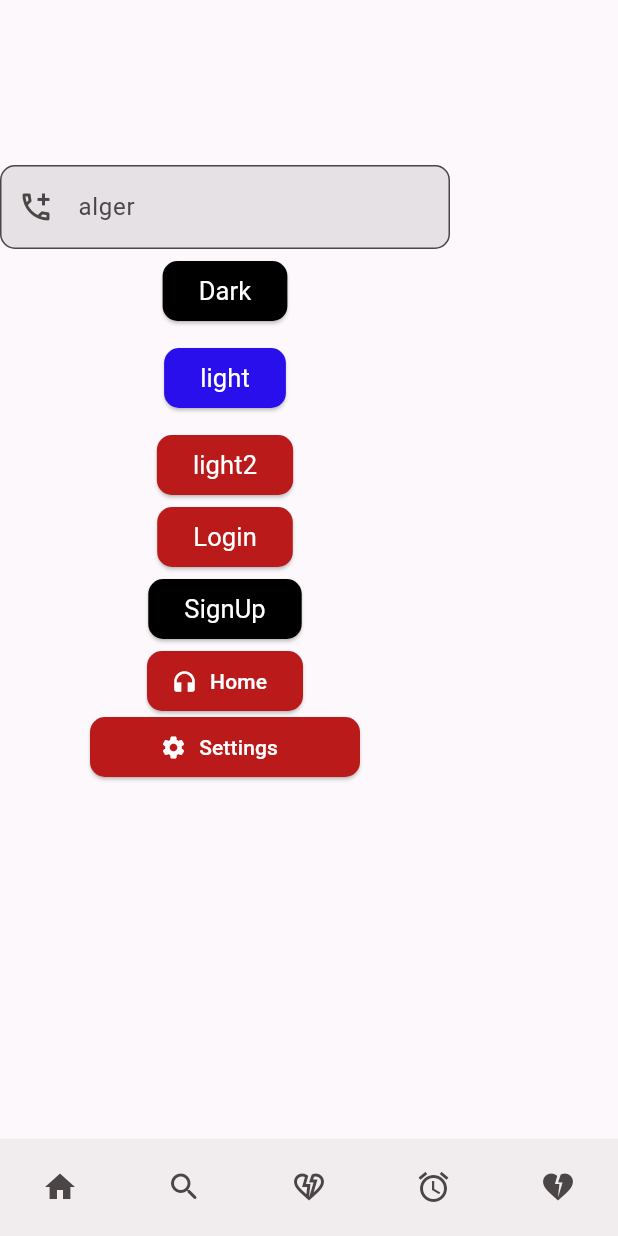
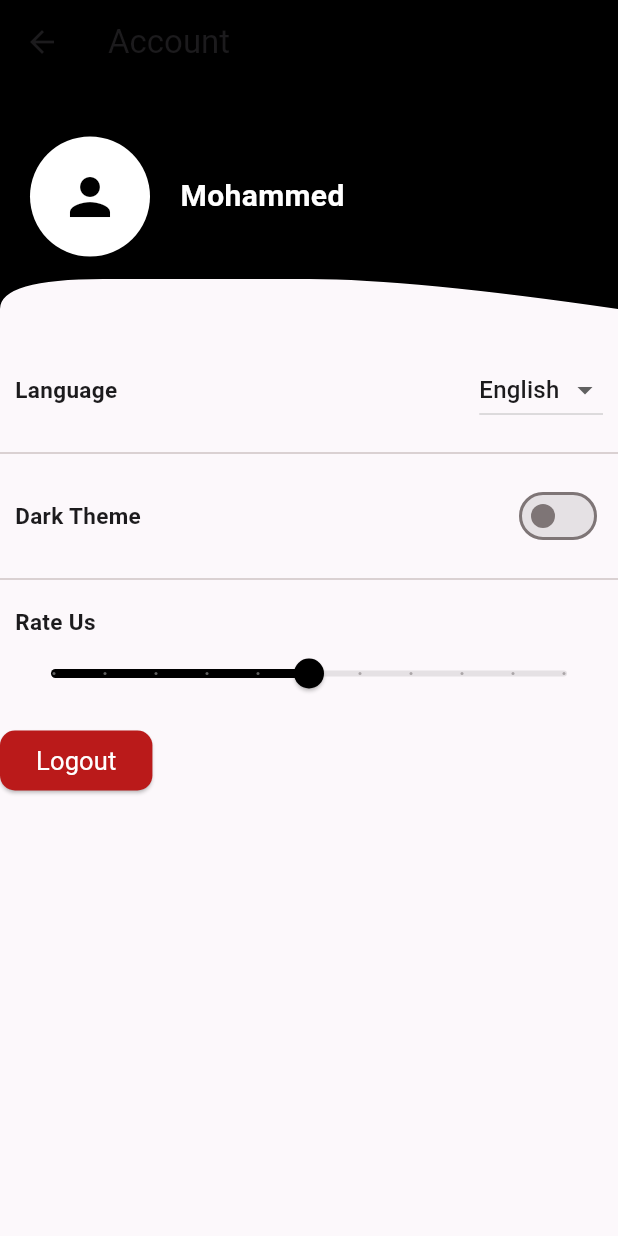
Before and after one commit to azizi06/tradingalertsapp, a Flutter app: the MyTestPage screen opened by its route, item 2 of the bottom bar chosen, after a tap on the "heart broken" icon, on a phone screen of 412 x 824 dp. Run offline on Flutter 3.47's test engine with Material 3 defaults, Android fonts, the phone set to English and light mode, and no system bars; our stand-ins replace cloud_firestore, dio, firebase_auth, firebase_core, firebase_messaging, flutter_bloc and 4 more; missing offline and left inert: chart_sparkline; accounts and stored records are empty; network calls fail; Roboto replaces fonts that are missing (Roboto Flex).

Commit message:
Fixing UI

```diff
--- a/lib/components/my_bottomAppBar.dart
+++ b/lib/components/my_bottomAppBar.dart
@@ -17,7 +17,7 @@ class MyBottomAppBar extends StatelessWidget {
               IconButton(onPressed: () => context.goNamed(Routes.routeExplore), icon: Icon(Icons.search_rounded)),
               IconButton(onPressed: () => context.pushNamed(Routes.routeFavourite), icon: Icon(Icons.heart_broken_outlined)),
               IconButton(onPressed: () => context.pushNamed(Routes.routeAlarm), icon: Icon(Icons.alarm)),
-              IconButton(onPressed: () => context.go('/test'), icon: Icon(Icons.heart_broken,)),
+              IconButton(onPressed: () => context.pushNamed(Routes.routeSettings), icon: Icon(Icons.heart_broken,)),
             ],
           ),
         );
--- a/lib/helpers/routes.dart
+++ b/lib/helpers/routes.dart
@@ -6,6 +6,8 @@ class Routes {
   static const String _routeFavourite = "FavouritePage";
   static const String _routeAlarm = "ExploreAlarm";
   static const String _routeAddAlert = "AddAlert";
+  static const String _routeSettings = "Settings";
+
 
   static const String _routeCoinChart = "/coinChart";
 
@@ -16,6 +18,7 @@ class Routes {
   static String get routeFavourite => _routeFavourite;
   static String get routeAlarm => _routeAlarm;
   static String get routeAddAlert => _routeAddAlert;
+  static String get routeCoinChart => _routeCoinChart;
 
-  static String get routeCoinChart => _routeCoinChart;
+  static String get routeSettings => _routeSettings;
 }
--- a/lib/main.dart
+++ b/lib/main.dart
@@ -1,4 +1,5 @@
 import 'package:flutter/material.dart';
+import 'package:stocksalertapp/screens/settings_screen.dart';
 import 'package:stocksalertapp/services/firebase_messaging_service.dart';
 import 'package:stocksalertapp/models/coin_model.dart';
 import 'package:stocksalertapp/models/theme_enum.dart';
@@ -27,9 +28,13 @@ import 'package:stocksalertapp/screens/favoris_screen.dart';
 
 
 final GoRouter _router = GoRouter(
-  initialLocation: '/test',
+  initialLocation: '/'+Routes.routeExplore,
   routes: [
-
+      GoRoute(
+      path: '/'+Routes.routeSettings,
+      name: Routes.routeSettings, // pour recuperer le nom du route
+      builder: (context, state) => MySettingsPage(),
+    ),
     GoRoute(
       path: '/'+Routes.routeMyHomePage,
       name: Routes.routeMyHomePage, // pour recuperer le nom du route
--- /dev/null
+++ b/lib/screens/settings_screen.dart
@@ -0,0 +1,242 @@
+import 'package:flutter/material.dart';
+import 'package:flutter_bloc/flutter_bloc.dart';
+import 'package:go_router/go_router.dart';
+import 'package:stocksalertapp/components/my_button.dart';
+import 'package:stocksalertapp/helpers/design.dart';
+import 'package:stocksalertapp/helpers/routes.dart';
+import 'package:stocksalertapp/models/theme_enum.dart';
+import 'package:stocksalertapp/state_management/theme_bloc/theme_bloc_provider.dart';
+import 'package:stocksalertapp/state_management/theme_bloc/theme_event.dart';
+
+class MySettingsPage extends StatefulWidget {
+  const MySettingsPage({super.key});
+
+  @override
+  State<MySettingsPage> createState() => _MySettingsPageState();
+}
+
+class _MySettingsPageState extends State<MySettingsPage> {
+  // Parameters for theme and language
+  String _selectedLanguage = 'English';
+  bool _isDarkTheme = false;
+  double _rateUse = 0.5;
+
+  @override
+  Widget build(BuildContext context) {
+    Design design = Design(context);
+    return SafeArea(
+      child: Scaffold(
+        appBar: AppBar(
+          backgroundColor: design.primary,
+          title: Text("Account"),
+          leading: IconButton(
+            onPressed: () => Navigator.pop(context),
+            icon: const Icon(Icons.arrow_back),
+          ),
+        ),
+        body: SingleChildScrollView(
+          child: Column(
+            crossAxisAlignment: CrossAxisAlignment.start,
+            children: [
+              _buildAccountHeader(design),
+              const SizedBox(height: 20),
+              // Language selection
+              _buildLanguageSelector(design),
+              const Divider(),
+              // Theme toggle
+              _buildThemeToggle(design),
+              const Divider(),
+              // Rate use slider
+              _buildRateUseSlider(design),
+              // Add more settings here...
+
+              MyButton(
+                  onPressed: () => {context.goNamed(Routes.routeLogin)},
+                  text: "Logout",
+                  color: design.error)
+            ],
+          ),
+        ),
+      ),
+    );
+  }
+
+  Widget _buildAccountHeader(Design design) {
+    return ClipPath(
+      clipper: MyCustomCurvedEdges(),
+      child: Container(
+        color: design.primary,
+        child: SizedBox(
+          height: 150,
+          child: Center(
+            child: Padding(
+              padding: const EdgeInsets.all(20.0),
+              child: Row(
+                mainAxisAlignment: MainAxisAlignment.start,
+                children: [
+                  CircleAvatar(
+                    radius: 40,
+                    backgroundColor: Colors.white,
+                    child: Icon(
+                      Icons.person,
+                      size: 40,
+                      color: design.primary,
+                    ),
+                  ),
+                  const SizedBox(
+                    height: 10,
+                    width: 15,
+                  ),
+                  const Text(
+                    " Mohammed",
+                    style: TextStyle(
+                      color: Colors.white,
+                      fontSize: 20,
+                      fontWeight: FontWeight.bold,
+                    ),
+                  ),
+                ],
+              ),
+            ),
+          ),
+        ),
+      ),
+    );
+  }
+
+  Widget _buildLanguageSelector(Design design) {
+    return Padding(
+      padding: const EdgeInsets.all(10.0),
+      child: Row(
+        mainAxisAlignment: MainAxisAlignment.spaceBetween,
+        children: [
+          const Text(
+            "Language",
+            style: TextStyle(fontSize: 15, fontWeight: FontWeight.w700),
+          ),
+          DropdownButton<String>(
+            value: _selectedLanguage,
+            items: const [
+              DropdownMenuItem(value: 'English', child: Text('English')),
+              DropdownMenuItem(value: 'French', child: Text('French')),
+              DropdownMenuItem(value: 'Spanish', child: Text('Spanish')),
+            ],
+            onChanged: (value) {
+              setState(() {
+                _selectedLanguage = value!;
+              });
+            },
+          ),
+        ],
+      ),
+    );
+  }
+
+  Widget _buildThemeToggle(Design design) {
+    final themeBloc = context.read<ThemeBlocProvider>();
+
+    return Padding(
+      padding: const EdgeInsets.all(10.0),
+      child: Row(
+        mainAxisAlignment: MainAxisAlignment.spaceBetween,
+        children: [
+          const Text(
+            "Dark Theme",
+            style: TextStyle(fontSize: 15, fontWeight: FontWeight.w700),
+          ),
+          Switch(
+            value: _isDarkTheme,
+            onChanged: (value) {
+              setState(() {
+                _isDarkTheme = value;
+                if (_isDarkTheme) {
+                  themeBloc.add(ThemeChangeEvent(ThemeType.dark));
+                } else {
+                  themeBloc.add(ThemeChangeEvent(ThemeType.light));
+                }
+              });
+            },
+          ),
+        ],
+      ),
+    );
+  }
+
+  Widget _buildRateUseSlider(Design design) {
+    return Padding(
+      padding: const EdgeInsets.all(10.0),
+      child: Column(
+        crossAxisAlignment: CrossAxisAlignment.start,
+        children: [
+          const Text(
+            "Rate Us",
+            style: TextStyle(fontSize: 15, fontWeight: FontWeight.w700),
+          ),
+          Slider(
+            value: _rateUse,
+            min: 0.0,
+            max: 1.0,
+            divisions: 10,
+            label: (_rateUse * 100).toStringAsFixed(0) + '%',
+            onChanged: (value) {
+              setState(() {
+                _rateUse = value;
+              });
+            },
+          ),
+        ],
+      ),
+    );
+  }
+}
+
+class MyCustomCurvedEdges extends CustomClipper<Path> {
+  @override
+  Path getClip(Size size) {
+    final path = Path();
+
+    // Start at the bottom-left corner
+    path.lineTo(0, size.height);
+
+    // First curve
+    final firstCurveStart = Offset(0, size.height - 20);
+    final firstCurveEnd = Offset(size.width / 3, size.height - 20);
+    path.quadraticBezierTo(
+      firstCurveStart.dx,
+      firstCurveStart.dy,
+      (firstCurveStart.dx + firstCurveEnd.dx) / 2,
+      (firstCurveStart.dy + firstCurveEnd.dy) / 2,
+    );
+
+    // Second curve
+    final secondCurveStart = Offset(size.width / 3, size.height - 20);
+    final secondCurveEnd = Offset(size.width * 2 / 3, size.height - 20);
+    path.quadraticBezierTo(
+      secondCurveStart.dx,
+      secondCurveStart.dy,
+      (secondCurveStart.dx + secondCurveEnd.dx) / 2,
+      (secondCurveStart.dy + secondCurveEnd.dy) / 2,
+    );
+
+    // Third curve
+    final thirdCurveStart = Offset(size.width * 2 / 3, size.height - 20);
+    final thirdCurveEnd = Offset(size.width, size.height);
+    path.quadraticBezierTo(
+      thirdCurveStart.dx,
+      thirdCurveStart.dy,
+      thirdCurveEnd.dx,
+      thirdCurveEnd.dy,
+    );
+
+    // Close the path at the top-right corner
+    path.lineTo(size.width, 0);
+    path.close();
+
+    return path;
+  }
+
+  @override
+  bool shouldReclip(covariant CustomClipper<Path> oldClipper) {
+    return true; // Reclip the path when the widget updates
+  }
+}
--- a/lib/screens/test_screen.dart
+++ b/lib/screens/test_screen.dart
@@ -51,6 +51,8 @@ class _MyTestPageState extends State<MyTestPage> {
           MyButton(onPressed: () => {themeBloc.add(ThemeChangeEvent(ThemeType.lightMediumContrast))}, text: "light2", color: design.error),
           MyButton(onPressed: () => {context.pushNamed(Routes.routeLogin)}, text: "Login", color: design.error),
           MyButton(onPressed: () => {context.pushNamed(Routes.routeSignUp)}, text: "SignUp", color: design.primary),
+          MyButton(onPressed: () => {context.pushNamed(Routes.routeSettings)}, text: "Settings", color: design.primary),
+
 
 
 
--- a/lib/state_management/coin_block/coin_block_provider.dart
+++ b/lib/state_management/coin_block/coin_block_provider.dart
@@ -16,12 +16,6 @@ class CoinBlockProvider extends Bloc<CoinEvent, CoinState> {
         final fetchedData = await fetchCoins();
 
         if (fetchedData.isNotEmpty && fetchedData is List) {
-          print(
-              "------------------------------------------------------------------- DATA START ---------------------------------------------------");
-          print(fetchedData);
-          print("\nHooooHaaa");
-          print(
-              "------------------------------------------------------------------- DATA  END ---------------------------------------------------");
 
           for (var item in fetchedData) {
             coins.add(CoinModel.fromJson(item));
```
Also changed, not shown: lib/models/alert_model.dart (+6 -2 lines), lib/screens/favoris_screen.dart (+34 -4 lines), lib/screens/ft.dart (added, +201 -0 lines), lib/screens/login_screen.dart (+27 -15 lines).
